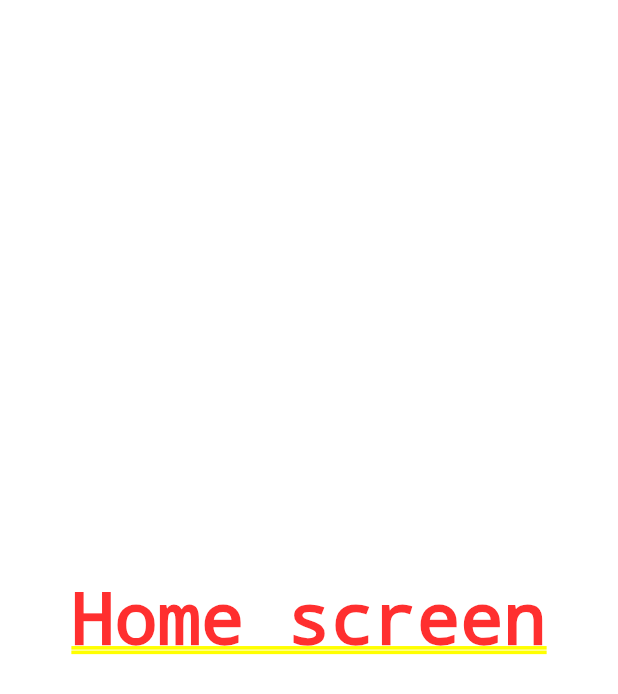
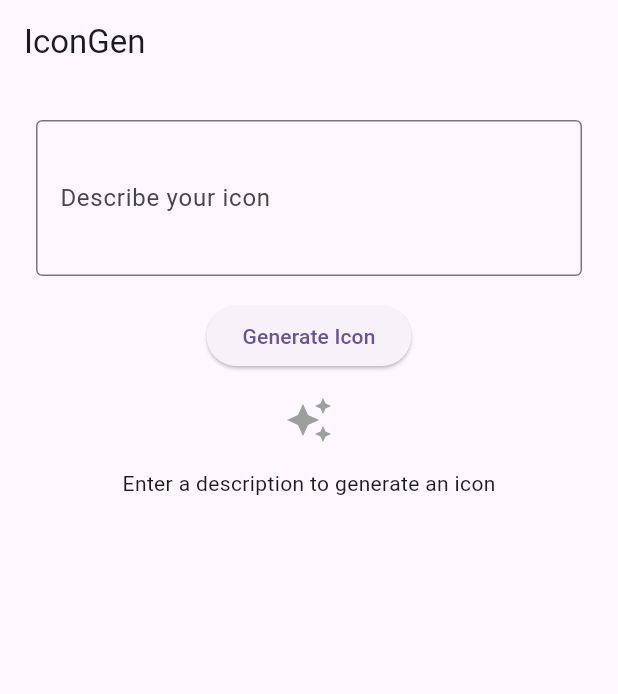
Before and after one commit to olekslukian/icongen, a Flutter app: the screen it shows after launch, on a phone screen of 412 x 824 dp. Shown: the top 694 px of the screen. Run offline on Flutter 3.47's test engine with Material 3 defaults, Android fonts, the light colour scheme and no system bars; our stand-ins replace equatable, firebase_ai, firebase_core, flutter_riverpod, logger; accounts and stored records are empty; project files that could hold a hidden picture were left out.

Commit message:
Add basic icon generation POC

```diff
--- /dev/null
+++ b/lib/core/ai_settings.dart
@@ -0,0 +1,6 @@
+abstract class AiSettings {
+  static const modelName = 'gemini-2.0-flash-preview-image-generation';
+  static const temperature = 0.4;
+  static const topP = 0.8;
+  static const topK = 40;
+}
--- /dev/null
+++ b/lib/core/architecture/domain/non_empty_string_value_object.dart
@@ -0,0 +1,16 @@
+import 'package:icongen/core/architecture/domain/value_object.dart';
+
+class NonEmptyStringValueObject extends ValueObject<String> {
+  NonEmptyStringValueObject(super.value);
+
+  NonEmptyStringValueObject.invalid() : super.invalid();
+
+  @override
+  String? validate(String? value) {
+    if (value == null || value.isEmpty || value.toLowerCase() == 'null') {
+      return null;
+    }
+
+    return value;
+  }
+}
--- a/lib/core/constants.dart
+++ /dev/null
@@ -1,3 +0,0 @@
-abstract class Constants {
-  static const imagenModelName = 'imagen-4.0-generate-001';
-}
--- /dev/null
+++ b/lib/core/icongen_size.dart
@@ -0,0 +1,13 @@
+enum IcongenSize {
+  zero(0),
+  xxs(4),
+  xs(8),
+  s(12),
+  m(16),
+  l(24),
+  xl(32);
+
+  const IcongenSize(this.size);
+
+  final double size;
+}
--- /dev/null
+++ b/lib/domain/entities/generated_icon_entity.dart
@@ -0,0 +1,21 @@
+import 'dart:typed_data';
+
+import 'package:firebase_ai/firebase_ai.dart';
+import 'package:icongen/core/architecture/domain/entity.dart';
+import 'package:icongen/core/architecture/domain/validable.dart';
+import 'package:icongen/core/architecture/domain/value_object.dart';
+
+class GeneratedIconEntity extends Entity {
+  GeneratedIconEntity.fromGenerationResult(InlineDataPart data)
+    : id = ValueObject(DateTime.now().millisecondsSinceEpoch.toString()),
+      bytes = ValueObject(data.bytes);
+
+  GeneratedIconEntity.invalid()
+    : id = ValueObject.invalid(),
+      bytes = ValueObject.invalid();
+
+  final ValueObject<String> id;
+  final ValueObject<Uint8List> bytes;
+  @override
+  List<IValidable> get props => [id, bytes];
+}
--- a/lib/icongen_app.dart
+++ b/lib/icongen_app.dart
@@ -1,4 +1,5 @@
 import 'package:flutter/material.dart';
+import 'package:icongen/presentation/home/home_screen.dart';
 
 class IcongenApp extends StatelessWidget {
   const IcongenApp({super.key});
@@ -6,13 +7,13 @@ class IcongenApp extends StatelessWidget {
   @override
   Widget build(BuildContext context) {
     return MaterialApp(
-      title: 'Flutter Demo',
+      title: 'Icongen App',
       theme: ThemeData(
         useMaterial3: true,
         useSystemColors: true,
         colorScheme: ColorScheme.fromSeed(seedColor: Colors.deepPurple),
       ),
-      home: const Center(child: Text('Home screen')),
+      home: const HomeScreen(),
     );
   }
 }
--- /dev/null
+++ b/lib/presentation/home/home_screen.dart
@@ -0,0 +1,190 @@
+import 'dart:async';
+import 'dart:typed_data';
+
+import 'package:flutter/material.dart';
+import 'package:flutter_riverpod/flutter_riverpod.dart';
+import 'package:icongen/base/global_providers.dart';
+import 'package:icongen/core/icongen_size.dart';
+import 'package:icongen/presentation/home/state/icon_generation_state.dart';
+
+class HomeScreen extends ConsumerStatefulWidget {
+  const HomeScreen({super.key});
+
+  @override
+  ConsumerState<HomeScreen> createState() => _HomeScreenState();
+}
+
+class _HomeScreenState extends ConsumerState<HomeScreen> {
+  final _textController = TextEditingController();
+  final _focusNode = FocusNode();
+
+  @override
+  void dispose() {
+    _textController.dispose();
+    _focusNode.dispose();
+    super.dispose();
+  }
+
+  @override
+  Widget build(BuildContext context) {
+    final state = ref.watch(iconGenerationControllerProvider);
+    final generationController = ref.read(
+      iconGenerationControllerProvider.notifier,
+    );
+
+    return Scaffold(
+      appBar: AppBar(title: const Text('IconGen')),
+      body: SingleChildScrollView(
+        padding: EdgeInsets.all(IcongenSize.l.size),
+        child: Column(
+          children: [
+            TextField(
+              controller: _textController,
+              focusNode: _focusNode,
+              onChanged: generationController.updatePrompt,
+              decoration: const InputDecoration(
+                labelText: 'Describe your icon',
+                hintText: 'e.g., A minimalist coffee cup icon',
+                border: OutlineInputBorder(),
+              ),
+              maxLines: 3,
+            ),
+            SizedBox(height: IcongenSize.m.size),
+            ElevatedButton(
+              onPressed: state.status == IconGenerationStatus.inProgress
+                  ? null
+                  : () {
+                      unawaited(
+                        generationController.generateIcon(state.prompt),
+                      );
+                      _focusNode.unfocus();
+                    },
+              child: state.status == IconGenerationStatus.inProgress
+                  ? const Text('Generating...')
+                  : const Text('Generate Icon'),
+            ),
+            SizedBox(height: IcongenSize.m.size),
+            _IconGenerationResult(
+              state: state,
+              onReset: () {
+                generationController.reset();
+                _textController.clear();
+                _focusNode.requestFocus();
+              },
+              onTryAgain: () async =>
+                  generationController.generateIcon(state.prompt),
+            ),
+          ],
+        ),
+      ),
+    );
+  }
+}
+
+class _IconGenerationResult extends StatelessWidget {
+  const _IconGenerationResult({
+    required this.state,
+    required this.onReset,
+    required this.onTryAgain,
+  });
+
+  final IconGenerationState state;
+  final VoidCallback onReset;
+  final VoidCallback onTryAgain;
+
+  @override
+  Widget build(BuildContext context) {
+    return switch (state.status) {
+      IconGenerationStatus.initial => Center(
+        child: Column(
+          mainAxisAlignment: MainAxisAlignment.center,
+          children: [
+            Icon(
+              Icons.auto_awesome,
+              size: IcongenSize.xl.size,
+              color: Colors.grey,
+            ),
+            SizedBox(height: IcongenSize.m.size),
+            const Text('Enter a description to generate an icon'),
+          ],
+        ),
+      ),
+      IconGenerationStatus.inProgress => const Center(
+        child: CircularProgressIndicator(),
+      ),
+      IconGenerationStatus.success => Center(
+        child: Column(
+          mainAxisAlignment: MainAxisAlignment.center,
+          children: [
+            Container(
+              padding: EdgeInsets.all(IcongenSize.m.size),
+              decoration: BoxDecoration(
+                border: Border.all(color: Colors.grey.shade300),
+                borderRadius: BorderRadius.circular(8),
+              ),
+              child: Image.memory(
+                state.icon.bytes.getOr(Uint8List(0)),
+                height: 200,
+                width: 200,
+                fit: BoxFit.contain,
+              ),
+            ),
+            const SizedBox(height: 16),
+            Text(
+              'Prompt: ${state.prompt.getOr("")}',
+              style: const TextStyle(fontStyle: FontStyle.italic),
+              textAlign: TextAlign.center,
+            ),
+            const SizedBox(height: 16),
+            ElevatedButton(
+              onPressed: onReset,
+              child: const Text('Generate Another'),
+            ),
+          ],
+        ),
+      ),
+      IconGenerationStatus.failure => Center(
+        child: Column(
+          mainAxisAlignment: MainAxisAlignment.center,
+          children: [
+            const Icon(Icons.error_outline, size: 64, color: Colors.red),
+            SizedBox(height: IcongenSize.m.size),
+            const Text(
+              'Failed to generate icon',
+              style: TextStyle(color: Colors.red),
+              textAlign: TextAlign.center,
+            ),
+            SizedBox(height: IcongenSize.m.size),
+            ElevatedButton(
+              onPressed: onTryAgain,
+              child: const Text('Try Again'),
+            ),
+          ],
+        ),
+      ),
+      IconGenerationStatus.invalidPrompt => Center(
+        child: Column(
+          mainAxisAlignment: MainAxisAlignment.center,
+          children: [
+            Icon(
+              Icons.error_outline,
+              size: IcongenSize.xl.size,
+              color: Colors.red,
+            ),
+            SizedBox(height: IcongenSize.m.size),
+            const Text(
+              'Prompt should be longer than 3 characters',
+              style: TextStyle(color: Colors.red),
+              textAlign: TextAlign.center,
+            ),
+            SizedBox(height: IcongenSize.m.size),
+            ElevatedButton(
+              onPressed: onTryAgain,
+              child: const Text('Try Again'),
+            ),
+          ],
+        ),
+      ),
+    };
+  }
+}
--- /dev/null
+++ b/lib/presentation/home/state/icon_generation_state.dart
@@ -0,0 +1,43 @@
+import 'package:equatable/equatable.dart';
+import 'package:icongen/core/architecture/domain/non_empty_string_value_object.dart';
+import 'package:icongen/domain/entities/generated_icon_entity.dart';
+
+enum IconGenerationStatus {
+  initial,
+  inProgress,
+  success,
+  failure,
+  invalidPrompt,
+}
+
+class IconGenerationState extends Equatable {
+  const IconGenerationState._({
+    required this.status,
+    required this.icon,
+    required this.prompt,
+  });
+
+  IconGenerationState.initial()
+    : status = IconGenerationStatus.initial,
+      icon = GeneratedIconEntity.invalid(),
+      prompt = NonEmptyStringValueObject.invalid();
+
+  final IconGenerationStatus status;
+  final GeneratedIconEntity icon;
+  final NonEmptyStringValueObject prompt;
+
+  IconGenerationState copyWith({
+    IconGenerationStatus? status,
+    GeneratedIconEntity? icon,
+    NonEmptyStringValueObject? prompt,
+  }) {
+    return IconGenerationState._(
+      status: status ?? this.status,
+      icon: icon ?? this.icon,
+      prompt: prompt ?? this.prompt,
+    );
+  }
+
+  @override
+  List<Object?> get props => [status, icon, prompt];
+}
--- a/pubspec.yaml
+++ b/pubspec.yaml
@@ -18,7 +18,9 @@ dependencies:
   flutter:
     sdk: flutter
   flutter_riverpod: ^3.0.0-dev.17
+  flutter_secure_storage: ^9.2.4
   go_router: 16.2.1
+  logger: ^2.6.1
 
 
 dev_dependencies:
```
Also changed, not shown: lib/base/global_providers.dart (+29 -9 lines), lib/data/service/icon_generation_service.dart (added, +65 -0 lines), lib/data/service/imagen_service.dart (deleted, +0 -18 lines), lib/domain/repository/icon_generation_repository.dart (added, +32 -0 lines), lib/domain/repository/imagen_repository.dart (deleted, +0 -7 lines), lib/presentation/home/state/icon_generation_controller.dart (added, +47 -0 lines), lib/utils/icongen_logger.dart (added, +50 -0 lines), pubspec.lock.
